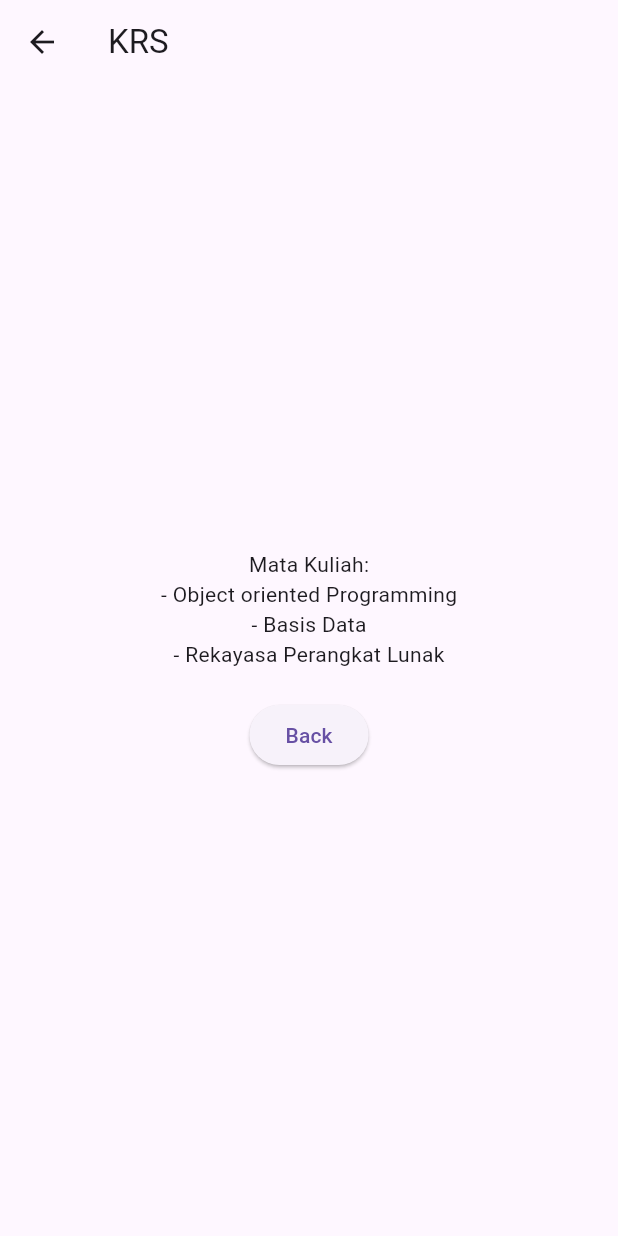
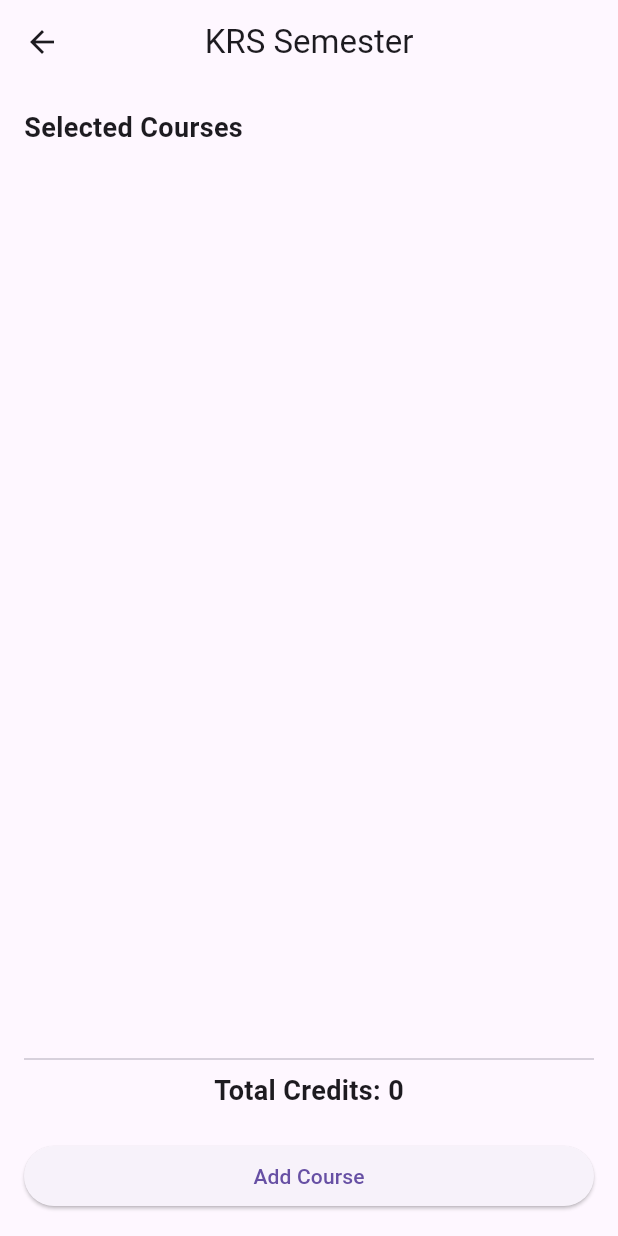
Before and after one commit to jejen50/krs-flutter-wee04_0420230006_Yanry_Panambunan, a Flutter app: the KrsScreen screen opened directly, on a phone screen of 412 x 824 dp. Run offline on Flutter 3.47's test engine with Material 3 defaults, Android fonts, the light colour scheme and no system bars.

Commit message:
Initial commit of krs-flutter project

```diff
--- a/lib/home_screen_local.dart
+++ b/lib/home_screen_local.dart
@@ -1,6 +1,8 @@
 import 'package:flutter/material.dart';
 
 class HomeScreenLocal extends StatelessWidget {
+  const HomeScreenLocal({super.key});
+
   @override
   Widget build(BuildContext context) {
     return Scaffold(
--- a/lib/screens/dashboard_screen.dart
+++ b/lib/screens/dashboard_screen.dart
@@ -7,7 +7,7 @@ import '../models/user_model.dart';
 class DashboardScreen extends StatelessWidget {
   final User user;
 
-  DashboardScreen({required this.user});
+  const DashboardScreen({super.key, required this.user});
 
   @override
   Widget build(BuildContext context) {
--- a/lib/screens/home_screen.dart
+++ b/lib/screens/home_screen.dart
@@ -2,6 +2,8 @@ import 'package:flutter/material.dart';
 import 'dashboard_screen.dart';
 
 class HomeScreen extends StatelessWidget {
+  const HomeScreen({super.key});
+
   @override
   Widget build(BuildContext context) {
     return Scaffold(
--- a/lib/screens/krs_detail_screen.dart
+++ b/lib/screens/krs_detail_screen.dart
@@ -3,7 +3,7 @@ import 'package:flutter/material.dart';
 class KrsDetailScreen extends StatelessWidget {
   final int totalCredits;
 
-  KrsDetailScreen(this.totalCredits);
+  const KrsDetailScreen(this.totalCredits, {super.key});
 
   @override
   Widget build(BuildContext context) {
--- a/lib/screens/krs_screen.dart
+++ b/lib/screens/krs_screen.dart
@@ -1,24 +1,102 @@
 import 'package:flutter/material.dart';
+import 'add_course_screen.dart';
 
-class KrsScreen extends StatelessWidget {
+class Course {
+  final String name;
+  final int credits;
+  final String semester;
+  final bool isMandatory;
+
+  Course({
+    required this.name,
+    required this.credits,
+    required this.semester,
+    required this.isMandatory,
+  });
+}
+
+class KrsScreen extends StatefulWidget {
+  const KrsScreen({super.key});
+
+  @override
+  State<KrsScreen> createState() => _KrsScreenState();
+}
+
+class _KrsScreenState extends State<KrsScreen> {
+  List<Course> courses = [];
+  int totalCredits = 0;
+
+  void _navigateToAddCourse() async {
+    final result = await Navigator.push(
+      context,
+      MaterialPageRoute(
+        builder: (context) => const AddCourseScreen(),
+      ),
+    );
+
+    // VALIDATION GATE (Receive Data)
+    if (result != null && result is Course) {
+      setState(() {
+        courses.add(result);
+        totalCredits += result.credits;
+      });
+    }
+  }
+
   @override
   Widget build(BuildContext context) {
     return Scaffold(
-      appBar: AppBar(title: Text("KRS")),
-      body: Center(
+      appBar: AppBar(
+        title: const Text("KRS Semester"),
+        centerTitle: true,
+      ),
+      body: Padding(
+        padding: const EdgeInsets.all(16),
         child: Column(
-          mainAxisAlignment: MainAxisAlignment.center,
           children: [
-            Text("Mata Kuliah:"),
-            Text("- Object oriented Programming"),
-            Text("- Basis Data"),
-            Text("- Rekayasa Perangkat Lunak"),
-            SizedBox(height: 20),
-            ElevatedButton(
-              child: Text("Back"),
-              onPressed: () {
-                Navigator.pop(context);
-              },
+            const Align(
+              alignment: Alignment.centerLeft,
+              child: Text(
+                "Selected Courses",
+                style: TextStyle(fontSize: 18, fontWeight: FontWeight.bold),
+              ),
+            ),
+            const SizedBox(height: 10),
+
+            Expanded(
+              child: ListView.builder(
+                itemCount: courses.length,
+                itemBuilder: (context, index) {
+                  final course = courses[index];
+                  return ListTile(
+                    title: Text(course.name),
+                    subtitle: Text("${course.credits} SKS - ${course.semester}"),
+                    trailing: course.isMandatory
+                        ? const Icon(Icons.check_circle, color: Colors.green)
+                        : null,
+                  );
+                },
+              ),
+            ),
+
+            const Divider(),
+
+            Text(
+              "Total Credits: $totalCredits",
+              style: const TextStyle(
+                fontSize: 18,
+                fontWeight: FontWeight.bold,
+              ),
+            ),
+
+            const SizedBox(height: 20),
+
+            SizedBox(
+              width: double.infinity,
+              child: ElevatedButton(
+                onPressed: _navigateToAddCourse,
+                child: const Text("Add Course"),
+              ),
             ),
           ],
         ),
--- a/lib/screens/login_screen.dart
+++ b/lib/screens/login_screen.dart
@@ -4,6 +4,8 @@ import 'dashboard_screen.dart';
 import '../models/user_model.dart';
 
 class LoginScreen extends StatefulWidget {
+  const LoginScreen({super.key});
+
   @override
   State<LoginScreen> createState() => _LoginScreenState();
 }
--- a/lib/screens/profile_screen.dart
+++ b/lib/screens/profile_screen.dart
@@ -1,6 +1,8 @@
 import 'package:flutter/material.dart';
 
 class ProfileScreen extends StatelessWidget {
+  const ProfileScreen({super.key});
+
   @override
   Widget build(BuildContext context) {
     return Scaffold(
--- a/lib/screens/register_screen.dart
+++ b/lib/screens/register_screen.dart
@@ -2,6 +2,8 @@ import 'package:flutter/material.dart';
 import 'login_screen.dart';
 
 class RegisterScreen extends StatefulWidget {
+  const RegisterScreen({super.key});
+
   @override
   State<RegisterScreen> createState() => _RegisterScreenState();
 }
```
Also changed, not shown: lib/main.dart (+5 -3 lines), lib/screens/add_course_screen.dart (added, +124 -0 lines).
